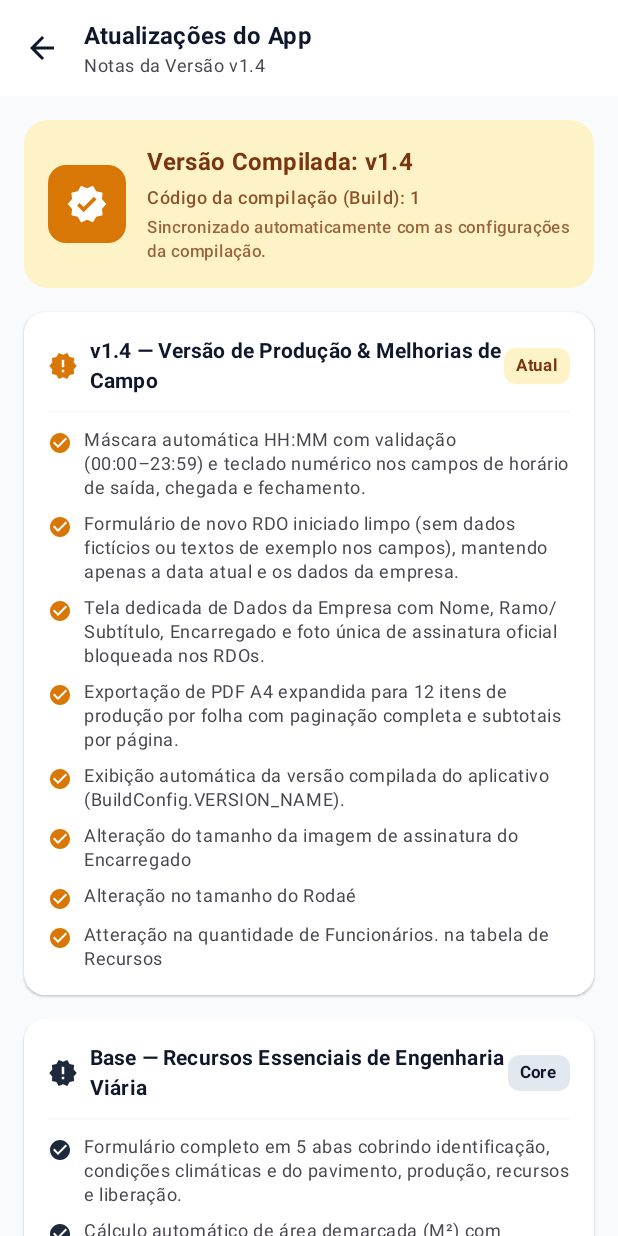
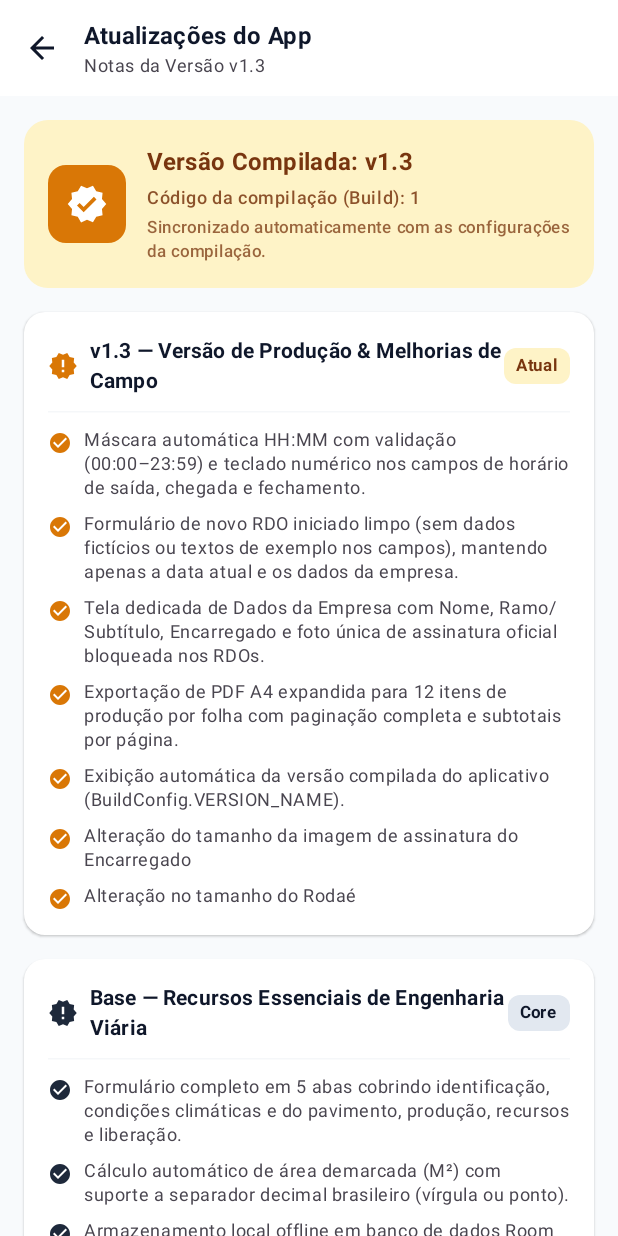
Before and after one commit to fabriciocruzcasarini/Relatorio-Diario-de-Obra, an Android app built with Jetpack Compose: the composable AppUpdatesScreen shown on its own in the app's theme, on a phone screen of 412 x 824 dp. Run offline under Robolectric (Android 15) with nearby library versions, the phone set to English and light mode, and no system bars.

Commit message:
chore: revert app version and fix changelog typos
Revert version name to 1.3 and remove duplicated/typoed entries from the app release notes.

```diff
--- a/app/build.gradle.kts
+++ b/app/build.gradle.kts
@@ -17,7 +17,7 @@ android {
     minSdk = 24
     targetSdk = 36
     versionCode = 1
-    versionName = "1.4"
+    versionName = "1.3"
 
     testInstrumentationRunner = "androidx.test.runner.AndroidJUnitRunner"
   }
--- a/app/src/main/java/com/example/ui/screens/AppUpdatesScreen.kt
+++ b/app/src/main/java/com/example/ui/screens/AppUpdatesScreen.kt
@@ -43,8 +43,7 @@ fun buildAppReleaseHistory(compiledVersionName: String): List<AppReleaseNote> =
             "Exportação de PDF A4 expandida para 12 itens de produção por folha com paginação completa e subtotais por página.",
             "Exibição automática da versão compilada do aplicativo (BuildConfig.VERSION_NAME).",
             "Alteração do tamanho da imagem de assinatura do Encarregado",
-            "Alteração no tamanho do Rodaé",
-            "Atteração na quantidade de Funcionários. na tabela de Recursos"
+            "Alteração no tamanho do Rodaé"
         )
     ),
     AppReleaseNote(
@@ -58,8 +57,7 @@ fun buildAppReleaseHistory(compiledVersionName: String): List<AppReleaseNote> =
             "Armazenamento local offline em banco de dados Room (SQLite) com busca, edição e duplicação de relatórios.",
             "Compartilhamento imediato do PDF oficial pelo WhatsApp via FileProvider seguro.",
             "Redução da imagem de assinatura paa 400 x 160 px em formato PNG compacto",
-            "Alteração no tamanho do Rodaé",
-            "Atteração na quantidade de Funcionários. na tabela de Recursos"
+            "Alteração no tamanho do Rodaé"
         )
     )
 )
```
